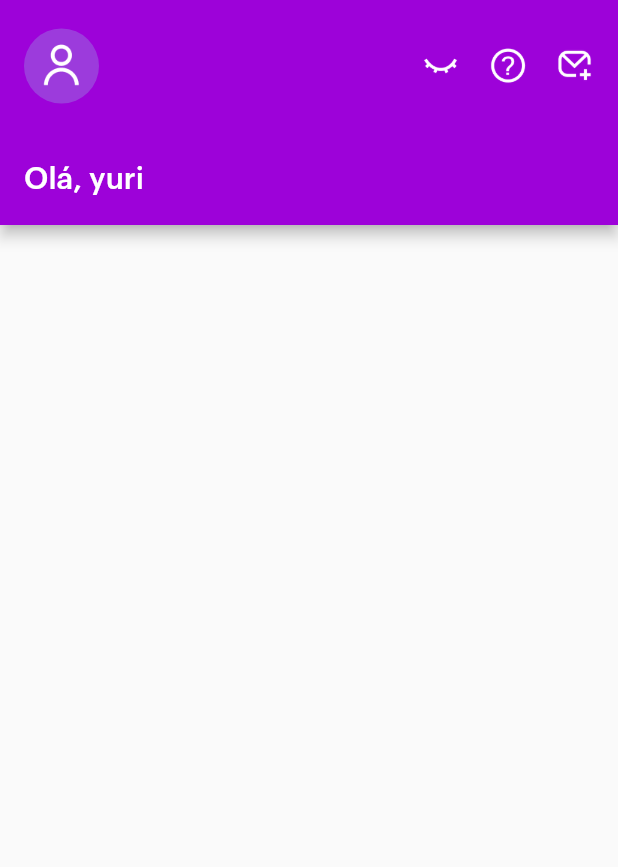
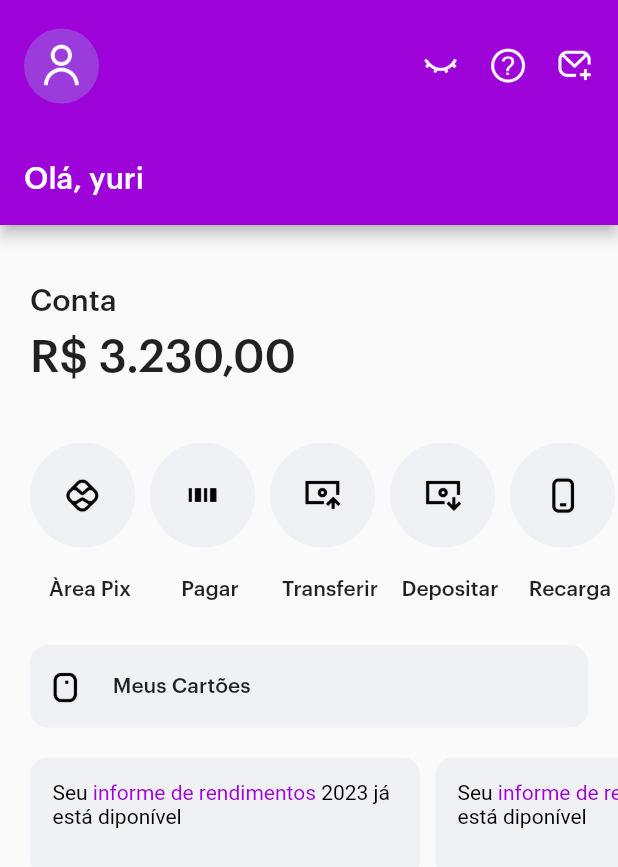
Before and after one commit to iru-Y/Nubank_copy, a Flutter app: the HomeView screen opened by its route, on a phone screen of 412 x 824 dp. Shown: the top 867 px of the screen. Run offline on Flutter 3.47's test engine with Material 2 defaults, Android fonts, the phone set to English and light mode, and no system bars.

Commit message:
layout "minha conta"

```diff
--- a/lib/services/icon_service.dart
+++ b/lib/services/icon_service.dart
@@ -1,8 +1,12 @@
 import 'package:nubank_copy/data/models/icon_model.dart';
-import 'package:nubank_copy/data/repository/dummy_data.dart';
+import 'package:nubank_copy/data/shared_icons_data.dart';
 
 class IconService {
-  List<IconModel> getIcons() {
-      return DummyData.dummyIconsHeader;
+  List<IconModel> getHeaderIcons() {
+      return SharedIconsData.iconsHeader;
+  }
+
+  List<IconModel> getAccountIcons () {
+      return SharedIconsData.accountIcons;
   }
 }
--- a/lib/services/on_tap_header_service.dart
+++ /dev/null
@@ -1,15 +0,0 @@
-class OnTapHeaderService {
-  int id;
-  void Function() onTap;
-
-  OnTapHeaderService({required this.id, required this.onTap});
-
-  static final List<OnTapHeaderService> onTapFunction = [
-    OnTapHeaderService(id: 1, onTap: () {
-      print ('ola');
-    }),
-    OnTapHeaderService(id: 2, onTap: () {}),
-    OnTapHeaderService(id: 3, onTap: () {}),
-    OnTapHeaderService(id: 4, onTap: () {}),
-  ];
-}
--- a/lib/view/screens/home/home_view.dart
+++ b/lib/view/screens/home/home_view.dart
@@ -1,4 +1,5 @@
 import 'package:flutter/material.dart';
+import 'package:nubank_copy/view/widgets/account_widget.dart';
 
 import '../../widgets/header_widget.dart';
 
@@ -14,6 +15,7 @@
           toolbarHeight: 150,
           title: const HeaderWidget()
       ),
+      body: const AccountWidget(),
     );
   }
 }
--- /dev/null
+++ b/lib/view/widgets/account_widget.dart
@@ -0,0 +1,151 @@
+import 'package:flutter/gestures.dart';
+import 'package:flutter/material.dart';
+import 'package:nubank_copy/services/on_tap__service.dart';
+import 'package:nubank_copy/utils/custom_syles.dart';
+
+import '../../viewmodel/icon_viewmodel.dart';
+
+class AccountWidget extends StatelessWidget {
+  const AccountWidget({Key? key}) : super(key: key);
+
+  @override
+  Widget build(BuildContext context) {
+    final icons = IconViewModel().accountIcons;
+    final onTap = OnTapService.onTapAccountFunction;
+
+    return Column(
+      crossAxisAlignment: CrossAxisAlignment.start,
+      children: [
+        const Padding(
+          padding: EdgeInsets.symmetric(vertical: 40, horizontal: 20),
+          child:
+          Column(
+              crossAxisAlignment: CrossAxisAlignment.start,
+              children: [
+                Text(
+                  'Conta',
+                  style: TextStyle(fontSize: 20),
+                ),
+                SizedBox(height: 10),
+                Text(
+                  'R\$ 3.230,00',
+                  style: TextStyle(fontSize: 30),
+
+                ),
+              ]
+          ),),
+
+        Padding(
+          padding: const EdgeInsets.only(left: 20),
+          child: SizedBox(
+            height: 105,
+            child: ListView.builder(
+                scrollDirection: Axis.horizontal,
+                itemCount: icons.length,
+                itemBuilder: (context, index) =>
+                    Column(
+                      children: [
+                        Container(
+                          width: 70,
+                          height: 70,
+                          margin: const EdgeInsets.only(right: 10, bottom: 20),
+                          decoration: BoxDecoration(
+                            borderRadius: BorderRadius.circular(100),
+                            color: CustomStyles.BACKGROUND_BODY_ICON,
+                          ),
+                          child: IconButton(
+                              onPressed: onTap[index].onTap,
+                              icon: Image.asset(icons[index].pathIcon, scale: 2.5, color: Colors.black)),
+                        ),
+                        Text(icons[index].title)
+                      ],
+                    )),
+          ),
+        ),
+        GestureDetector(
+          onTap: (){
+            print('certo');
+          },
+          child: Container(
+            padding: const EdgeInsets.symmetric(horizontal: 10),
+            margin: const EdgeInsets.only(
+              top: 30,
+              bottom: 20,
+              left: 20,
+              right: 20
+            ),
+            width: double.infinity,
+            height: 55,
+            decoration: BoxDecoration(
+                color: CustomStyles.BACKGROUND_BODY_ICON,
+                borderRadius: BorderRadius.circular(12)
+            ),
+            child: Align(
+              alignment: Alignment.centerLeft,
+              child: Row(
+                crossAxisAlignment: CrossAxisAlignment.start,
+                children: [
+                  Image.asset('assets/icon/nubank-my-cards-icon.png',
+                    scale: 2.5,
+                    color: Colors.black,),
+                  const SizedBox(width: 20,),
+                  const Padding(
+                    padding: EdgeInsets.symmetric(vertical: 5),
+                    child: Text('Meus Cartões'),
+                  )
+                ],
+              ),
+            ),
+          ),
+        ),
+        Padding(
+          padding: const EdgeInsets.only(left: 10),
+          child: SingleChildScrollView(
+            scrollDirection: Axis.horizontal,
+            child: Padding(
+              padding: const EdgeInsets.only(right: 20),
+              child: Row(
+                children: List<Widget>.generate(2,
+                        (int index) =>
+                        Container(
+                          margin: const EdgeInsets.only(left: 10),
+                          width: 260,
+                          height: 80,
+                          decoration: BoxDecoration(
+                              borderRadius: BorderRadius.circular(12),
+                              color: CustomStyles.BACKGROUND_BODY_ICON
+                          ),
+                          child: Padding(
+                            padding: const EdgeInsets.only(
+                              top: 15,
+                              left: 15,
+                              right: 15,
+                              bottom: 30
+                            ),
+                            child: RichText(text: TextSpan(
+                              style: const TextStyle(
+                                color: Colors.black
+                              ),
+                              children: [
+                                const TextSpan(text: 'Seu '),
+                                TextSpan(text: 'informe de rendimentos ',
+                                    style: const TextStyle(
+                                      color: CustomStyles.NUBANK
+                                    ),
+                                    recognizer: TapGestureRecognizer()
+                                      ..onTap = (){
+                                  print('object');
+                                      }),
+                                const TextSpan(text: '2023 já está diponível')
+                              ]
+                            )),
+                          )
+                        )),
+              ),
+            ),
+          )
+
+        )
+      ],
+    );}
+}
--- a/lib/view/widgets/header_widget.dart
+++ b/lib/view/widgets/header_widget.dart
@@ -1,7 +1,7 @@
 import 'package:flutter/material.dart';
+import 'package:nubank_copy/services/on_tap__service.dart';
 import 'package:nubank_copy/utils/custom_syles.dart';
 import 'package:nubank_copy/viewmodel/icon_viewmodel.dart';
-import 'package:nubank_copy/viewmodel/on_tap_header_viewmodel.dart';
 
 class HeaderWidget extends StatelessWidget{
   const HeaderWidget({super.key});
@@ -9,8 +9,8 @@
   @override
   Widget build(BuildContext context) {
 
-    final icon = IconViewModel().icons;
-    final gesture = OnTapHeaderViewModel().onTapHeaderService;
+    final icon = IconViewModel().headerIcons;
+    final gesture = OnTapService.onTapHeaderFunction;
 
     return Column(
       children: [
--- a/lib/viewmodel/icon_viewmodel.dart
+++ b/lib/viewmodel/icon_viewmodel.dart
@@ -3,6 +3,8 @@
 
 class IconViewModel {
 
-  List<IconModel> icons = IconService().getIcons();
+  List<IconModel> headerIcons = IconService().getHeaderIcons();
+
+  List<IconModel> accountIcons = IconService().getAccountIcons();
 
  }
--- a/lib/viewmodel/on_tap_header_viewmodel.dart
+++ /dev/null
@@ -1,5 +0,0 @@
-import '../services/on_tap_header_service.dart';
-
-class OnTapHeaderViewModel {
-  List<OnTapHeaderService> onTapHeaderService = OnTapHeaderService.onTapFunction;
-}
```
Also changed, not shown: lib/data/repository/dummy_data.dart (deleted, +0 -25 lines), lib/data/shared_icons_data.dart (added, +54 -0 lines), lib/services/on_tap__service.dart (added, +38 -0 lines), pubspec.yaml (+9 -0 lines), assets/icon/nubank-bill-icon.png (added), assets/icon/nubank-deposity-icon.png (added), assets/icon/nubank-internacional-transfer.png (added), assets/icon/nubank-my-cards-icon.png (added), assets/icon/nubank-pay-icon.png (added), assets/icon/nubank-pix-icon.png, assets/icon/nubank-recharge-icon.png (added), assets/icon/nubank-transfer-icon.png (added).
